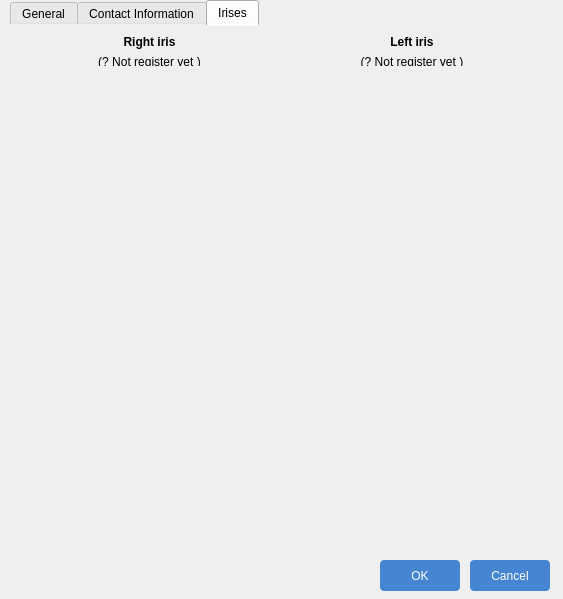
The window that IriTrackerStandard/EmployeeForm.ui (Jully-02/iri-tracker-standard) describes before a commit, drawn with Qt 5.
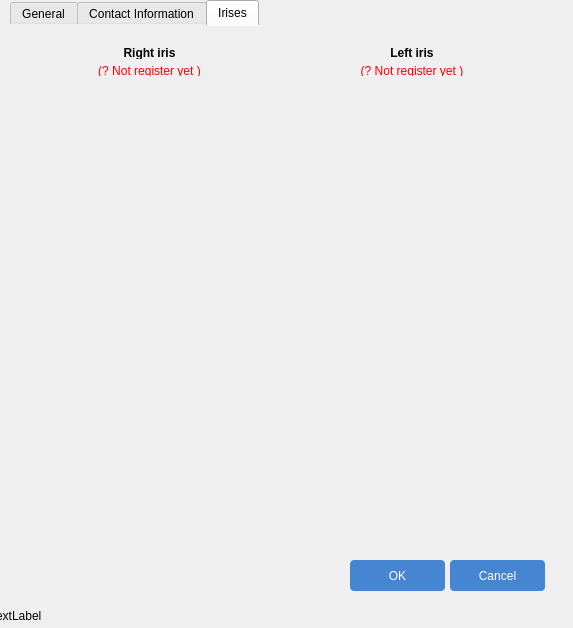
The same window after the commit. The open tabs and pages were chosen to show the change. Icons and pictures are not drawn.

Patch:
```diff
--- a/IriTrackerStandard/EmployeeForm.ui
+++ b/IriTrackerStandard/EmployeeForm.ui
@@ -6,8 +6,8 @@
    <rect>
     <x>0</x>
     <y>0</y>
-    <width>563</width>
-    <height>599</height>
+    <width>573</width>
+    <height>628</height>
    </rect>
   </property>
   <property name="windowTitle">
@@ -471,19 +471,24 @@
      <property name="geometry">
       <rect>
        <x>0</x>
-       <y>0</y>
+       <y>10</y>
        <width>541</width>
        <height>51</height>
       </rect>
      </property>
      <layout class="QGridLayout" name="gridLayout">
       <item row="1" column="1">
-       <widget class="QLabel" name="label_4">
+       <widget class="QLabel" name="noticeLeftLabel">
+        <property name="styleSheet">
+         <string notr="true">QLabel {
+	color: red;
+}</string>
+        </property>
         <property name="text">
          <string>(? Not register yet )</string>
         </property>
         <property name="alignment">
-         <set>Qt::AlignmentFlag::AlignHCenter|Qt::AlignmentFlag::AlignTop</set>
+         <set>Qt::AlignCenter</set>
         </property>
        </widget>
       </item>
@@ -491,6 +496,7 @@
        <widget class="QLabel" name="label">
         <property name="font">
          <font>
+          <weight>75</weight>
           <bold>true</bold>
          </font>
         </property>
@@ -498,17 +504,22 @@
          <string>Right iris</string>
         </property>
         <property name="alignment">
-         <set>Qt::AlignmentFlag::AlignBottom|Qt::AlignmentFlag::AlignHCenter</set>
+         <set>Qt::AlignCenter</set>
         </property>
        </widget>
       </item>
       <item row="1" column="0">
-       <widget class="QLabel" name="label_3">
+       <widget class="QLabel" name="noticeRightLabel">
+        <property name="styleSheet">
+         <string notr="true">QLabel {
+	color: red;
+}</string>
+        </property>
         <property name="text">
          <string>(? Not register yet )</string>
         </property>
         <property name="alignment">
-         <set>Qt::AlignmentFlag::AlignHCenter|Qt::AlignmentFlag::AlignTop</set>
+         <set>Qt::AlignCenter</set>
         </property>
        </widget>
       </item>
@@ -516,6 +527,7 @@
        <widget class="QLabel" name="label_2">
         <property name="font">
          <font>
+          <weight>75</weight>
           <bold>true</bold>
          </font>
         </property>
@@ -523,7 +535,7 @@
          <string>Left iris</string>
         </property>
         <property name="alignment">
-         <set>Qt::AlignmentFlag::AlignBottom|Qt::AlignmentFlag::AlignHCenter</set>
+         <set>Qt::AlignCenter</set>
         </property>
        </widget>
       </item>
@@ -533,7 +545,7 @@
      <property name="geometry">
       <rect>
        <x>10</x>
-       <y>60</y>
+       <y>70</y>
        <width>251</width>
        <height>191</height>
       </rect>
@@ -552,7 +564,7 @@
      <property name="geometry">
       <rect>
        <x>280</x>
-       <y>60</y>
+       <y>70</y>
        <width>251</width>
        <height>191</height>
       </rect>
@@ -572,9 +584,9 @@
   <widget class="QPushButton" name="btnOk">
    <property name="geometry">
     <rect>
-     <x>380</x>
+     <x>350</x>
      <y>560</y>
-     <width>80</width>
+     <width>95</width>
      <height>31</height>
     </rect>
    </property>
@@ -613,9 +625,9 @@
   <widget class="QPushButton" name="btnCancel">
    <property name="geometry">
     <rect>
-     <x>470</x>
+     <x>450</x>
      <y>560</y>
-     <width>80</width>
+     <width>95</width>
      <height>31</height>
     </rect>
    </property>
@@ -651,6 +663,19 @@
     </size>
    </property>
   </widget>
+  <widget class="QLabel" name="errorLabel">
+   <property name="geometry">
+    <rect>
+     <x>-10</x>
+     <y>600</y>
+     <width>588</width>
+     <height>31</height>
+    </rect>
+   </property>
+   <property name="text">
+    <string>TextLabel</string>
+   </property>
+  </widget>
  </widget>
  <layoutdefault spacing="6" margin="11"/>
  <resources/>
```
Left out of the diff: 16 changed lines with no effect on the pictures.
